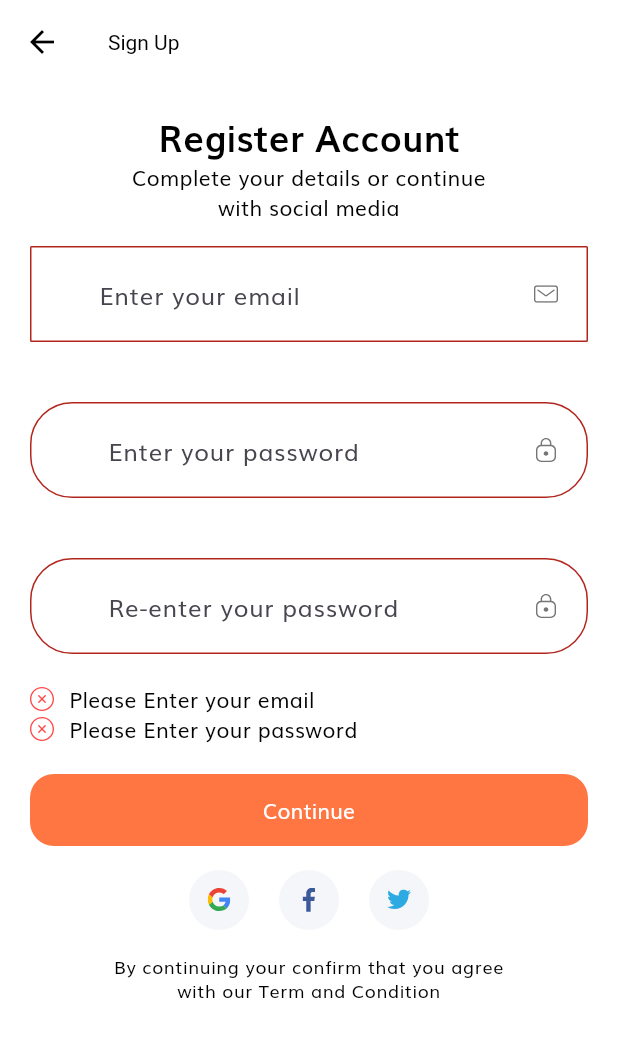
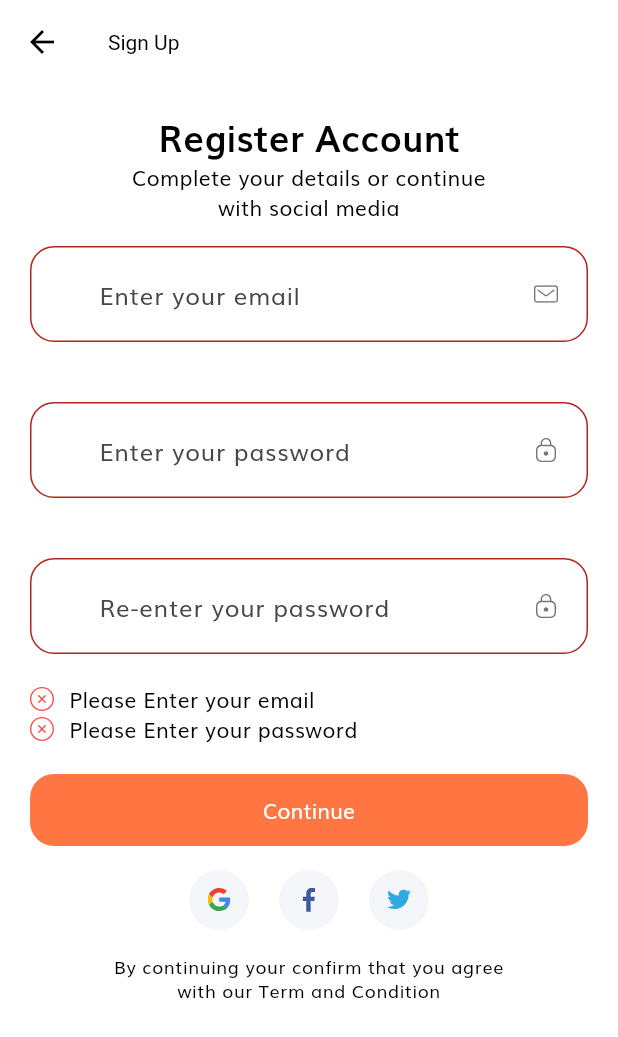
Before and after one commit to Daya9651/Kharidari, a Flutter app: the SignUpScreen screen opened by its route, after a tap on "Continue", on a phone screen of 412 x 824 dp. Shown: the top 1037 px of the screen. Run offline on Flutter 3.47's test engine with Material 3 defaults, Android fonts, the phone set to English and light mode, and no system bars; our stand-ins replace flutter_screenutil, flutter_svg, google_fonts.

Commit message:
all bug fix

```diff
--- a/lib/screens/forgot_password/components/forgot_pass_form.dart
+++ b/lib/screens/forgot_password/components/forgot_pass_form.dart
@@ -4,6 +4,7 @@ import '../../../components/custom_surfix_icon.dart';
 import '../../../components/form_error.dart';
 import '../../../components/no_account_text.dart';
 import '../../../constants.dart';
+import '../../../style/color.dart';
 
 class ForgotPassForm extends StatefulWidget {
   const ForgotPassForm({super.key});
@@ -53,6 +54,7 @@ class _ForgotPassFormState extends State<ForgotPassForm> {
             },
             decoration: InputDecoration(
               focusedBorder: OutlineInputBorder(
+                borderSide: const BorderSide(color: AppColors.primary, width: 1.8),
                 borderRadius: BorderRadius.circular(16),
               ),
               enabledBorder: OutlineInputBorder(
--- a/lib/screens/sign_up/components/sign_up_form.dart
+++ b/lib/screens/sign_up/components/sign_up_form.dart
@@ -3,6 +3,7 @@ import 'package:kharidari/common/widget/const_text_field.dart';
 import '../../../components/custom_surfix_icon.dart';
 import '../../../components/form_error.dart';
 import '../../../constants.dart';
+import '../../../style/color.dart';
 import '../../complete_profile/complete_profile_screen.dart';
 
 class SignUpForm extends StatefulWidget {
@@ -65,6 +66,7 @@ class _SignUpFormState extends State<SignUpForm> {
             },
             decoration: InputDecoration(
               focusedBorder: OutlineInputBorder(
+                borderSide: const BorderSide(color: AppColors.primary, width: 1.8),
                 borderRadius: BorderRadius.circular(16),
               ),
               enabledBorder: OutlineInputBorder(
@@ -76,7 +78,7 @@ class _SignUpFormState extends State<SignUpForm> {
               suffixIcon: const CustomSurffixIcon(
                   svgIcon: "assets/icons/Mail.svg"),
               border: OutlineInputBorder(
-                borderRadius: BorderRadius.circular(1.0), // Adjust the radius as needed
+                borderRadius: BorderRadius.circular(16), // Adjust the radius as needed
               ),
             ),
           ),
@@ -104,6 +106,7 @@ class _SignUpFormState extends State<SignUpForm> {
             },
             decoration:  InputDecoration(
               focusedBorder: OutlineInputBorder(
+                borderSide: const BorderSide(color: AppColors.primary, width: 1.8),
                 borderRadius: BorderRadius.circular(16),
               ),
               enabledBorder: OutlineInputBorder(
@@ -114,7 +117,10 @@ class _SignUpFormState extends State<SignUpForm> {
               // If  you are using latest version of flutter then lable text and hint text shown like this
               // if you r using flutter less then 1.20.* then maybe this is not working properly
               floatingLabelBehavior: FloatingLabelBehavior.always,
-              suffixIcon: const CustomSurffixIcon(svgIcon: "assets/icons/Lock.svg"),
+              suffixIcon: const CustomSurffixIcon(svgIcon: "assets/icons/Lock.svg",),
+              border: OutlineInputBorder(
+                borderRadius: BorderRadius.circular(16), // Adjust the radius as needed
+              ),
             ),
           ),
           const SizedBox(height: 20),
@@ -141,6 +147,7 @@ class _SignUpFormState extends State<SignUpForm> {
             },
             decoration: InputDecoration(
               focusedBorder: OutlineInputBorder(
+                borderSide: const BorderSide(color: AppColors.primary, width: 1.8),
                 borderRadius: BorderRadius.circular(16),
               ),
               enabledBorder: OutlineInputBorder(
@@ -152,6 +159,9 @@ class _SignUpFormState extends State<SignUpForm> {
               // if you r using flutter less then 1.20.* then maybe this is not working properly
               floatingLabelBehavior: FloatingLabelBehavior.always,
               suffixIcon: const CustomSurffixIcon(svgIcon: "assets/icons/Lock.svg"),
+              border: OutlineInputBorder(
+                borderRadius: BorderRadius.circular(16), // Adjust the radius as needed
+              ),
             ),
           ),
           FormError(errors: errors),
```
Also changed, not shown: lib/screens/sign_in/components/sign_form.dart (+9 -0 lines).
